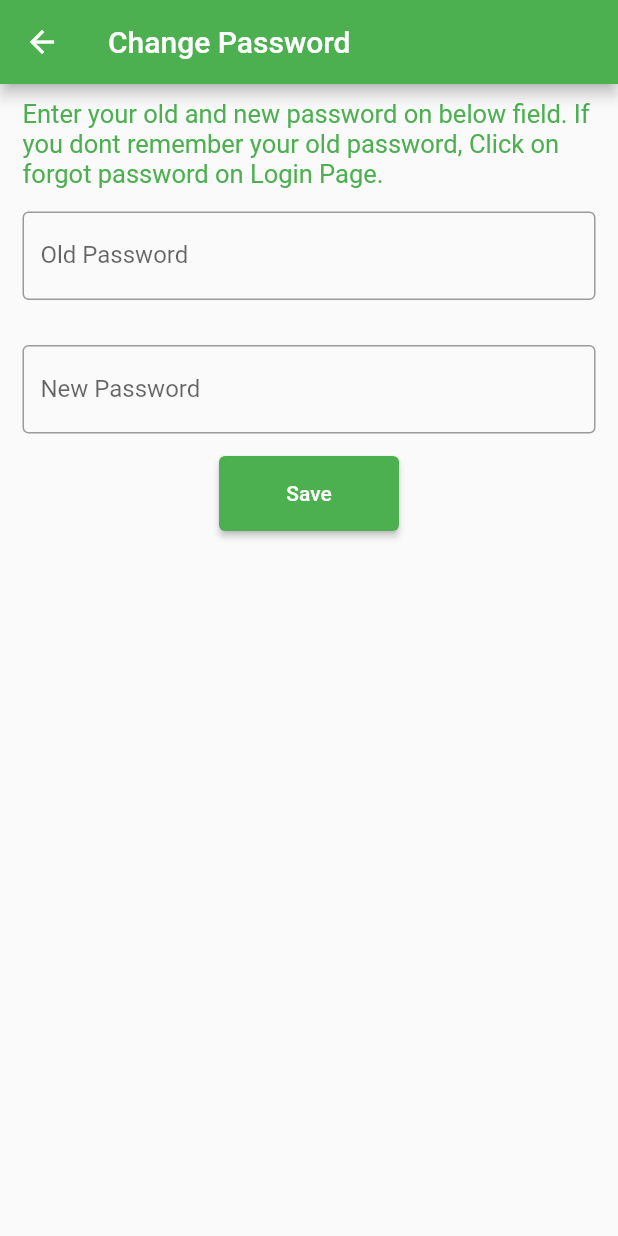
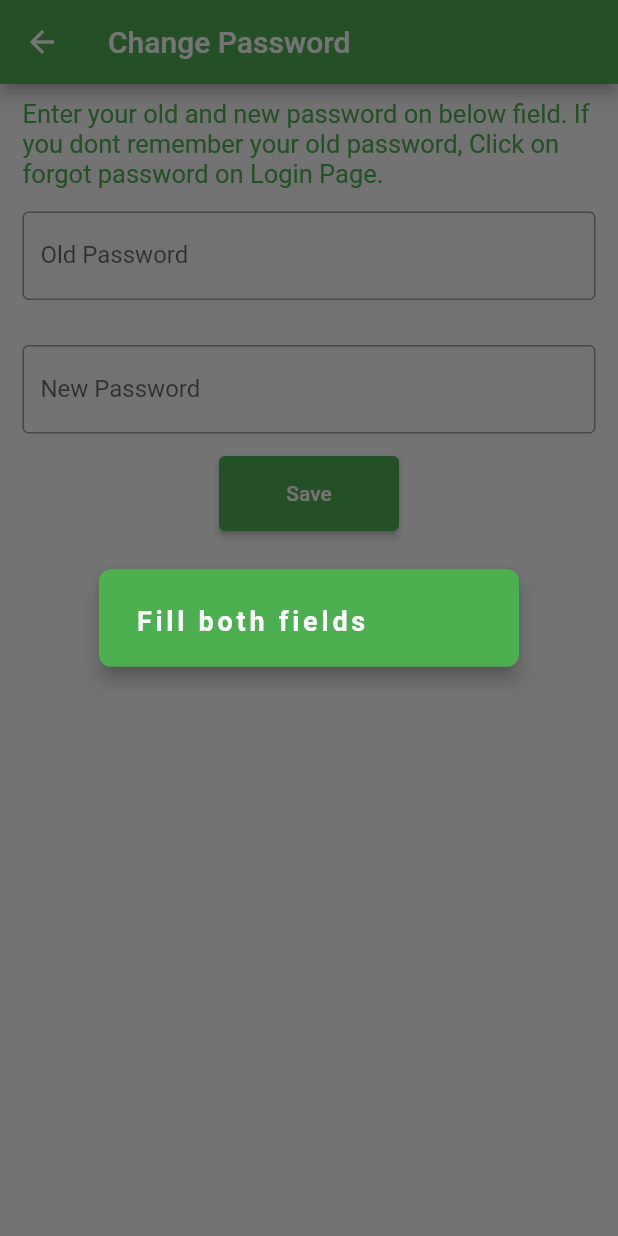
Before and after one commit to sumanhope/RuralApp, a Flutter app: the Changepassword screen opened directly, after a tap on "Save", on a phone screen of 412 x 824 dp. Run offline on Flutter 3.47's test engine with Material 2 defaults, Android fonts, the phone set to English and light mode, and no system bars; our stand-ins replace cloud_firestore, curved_navigation_bar, firebase_auth, firebase_core; accounts and stored records are empty.

Commit message:
all complete

```diff
--- a/lib/User/changepassword.dart
+++ b/lib/User/changepassword.dart
@@ -15,6 +15,31 @@ class _ChangepasswordState extends State<Changepassword> {
 
   var auth = FirebaseAuth.instance;
   var currentuser = FirebaseAuth.instance.currentUser!;
+
+  Future errorDialog(String error) {
+    return showDialog(
+      context: context,
+      builder: (context) {
+        return AlertDialog(
+          shape: const RoundedRectangleBorder(
+            borderRadius: BorderRadius.all(Radius.circular(8)),
+          ),
+          backgroundColor: Colors.green,
+          elevation: 5,
+          title: Text(
+            error,
+            style: const TextStyle(
+              letterSpacing: 2.5,
+              color: Colors.white,
+              fontSize: 18,
+              fontWeight: FontWeight.bold,
+            ),
+          ),
+        );
+      },
+    );
+  }
+
   Future changepass(oldpassword, newpassword) async {
     String email = currentuser.email!;
     debugPrint(email);
@@ -23,7 +48,7 @@ class _ChangepasswordState extends State<Changepassword> {
     await currentuser.reauthenticateWithCredential(cred).then((value) {
       currentuser.updatePassword(newpassword);
     }).catchError((error) {
-      print(error.toString());
+      errorDialog(error.toString());
     });
   }
 
@@ -80,7 +105,7 @@ class _ChangepasswordState extends State<Changepassword> {
                               ),
                             ));
                   } else {
-                    print("Fill both fields");
+                    errorDialog("Fill both fields");
                   }
                 },
                 child: const Text(
--- a/lib/landingpage.dart
+++ b/lib/landingpage.dart
@@ -3,11 +3,12 @@ import 'package:flutter/material.dart';
 import 'package:rural/navpages/chatpage.dart';
 import 'package:rural/navpages/homepage.dart';
 import 'package:rural/navpages/news.dart';
-import 'package:rural/navpages/noticepage.dart';
 import 'package:rural/navpages/profilepage.dart';
 
 class LandingPage extends StatefulWidget {
-  const LandingPage({super.key});
+  const LandingPage({
+    super.key,
+  });
 
   @override
   State<LandingPage> createState() => _LandingPageState();
--- a/lib/main.dart
+++ b/lib/main.dart
@@ -1,6 +1,6 @@
 import 'package:firebase_core/firebase_core.dart';
 import 'package:flutter/material.dart';
-import 'package:rural/User/loginpage.dart';
+import 'package:rural/landingpage.dart';
 
 Future main() async {
   WidgetsFlutterBinding.ensureInitialized();
@@ -16,11 +16,11 @@ class MyApp extends StatelessWidget {
   Widget build(BuildContext context) {
     return MaterialApp(
       title: 'Rural',
-      debugShowCheckedModeBanner: true,
+      debugShowCheckedModeBanner: false,
       theme: ThemeData(
         primarySwatch: Colors.green,
       ),
-      home: const LoginPage(),
+      home: const LandingPage(),
     );
   }
 }
--- a/lib/navpages/noticepage.dart
+++ b/lib/navpages/noticepage.dart
@@ -1,8 +1,5 @@
 import 'package:cloud_firestore/cloud_firestore.dart';
-import 'package:firebase_auth/firebase_auth.dart';
 import 'package:flutter/material.dart';
-import 'package:intl/intl.dart';
-import 'package:rural/landingpage.dart';
 
 class NoticePage extends StatefulWidget {
   const NoticePage({super.key});
@@ -51,7 +48,7 @@ class _NoticePageState extends State<NoticePage> {
           stream: FirebaseFirestore.instance.collection("notice").snapshots(),
           builder: (context, snapshot) {
             if (snapshot.connectionState == ConnectionState.waiting) {
-              return const CircularProgressIndicator();
+              return const Center(child: CircularProgressIndicator());
             } else if (snapshot.hasError) {
               return const Center(
                 child: Text("Something is wrong"),
```
Also changed, not shown: lib/User/loginpage.dart (+4 -34 lines), lib/navpages/addnews.dart (+7 -1 lines), lib/navpages/chatpage.dart (+8 -4 lines), lib/navpages/homepage.dart (+32 -5 lines), lib/navpages/news.dart (+8 -6 lines), lib/navpages/profilepage.dart (+70 -18 lines).
